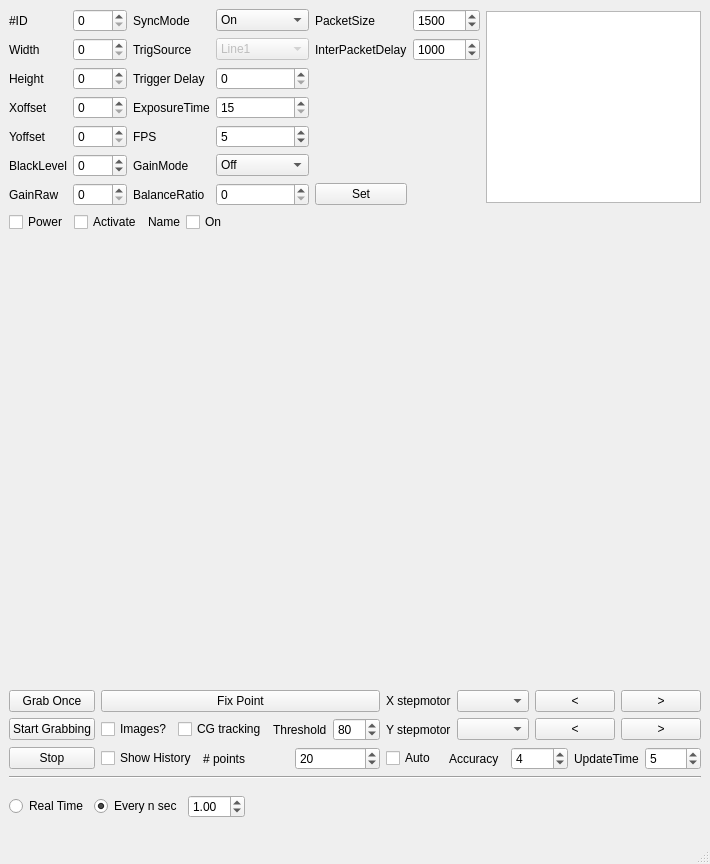
Before: the Qt Designer form gui/views/ui/widget_camera.ui in Saldenisov/pyconlyse, drawn with Qt 5.
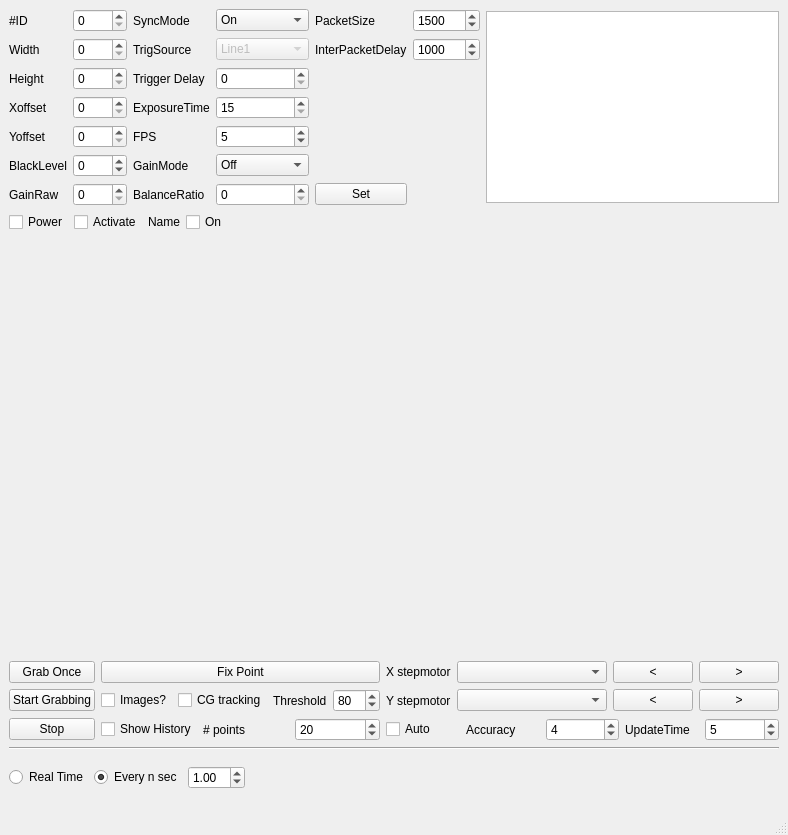
After: the same form once the commit is applied.

Commit message: Camera GUI point of laser vizualization is added

The edit to the form file:
```diff
--- a/gui/views/ui/widget_camera.ui
+++ b/gui/views/ui/widget_camera.ui
@@ -9,8 +9,8 @@
    <rect>
     <x>0</x>
     <y>0</y>
-    <width>646</width>
-    <height>864</height>
+    <width>741</width>
+    <height>835</height>
    </rect>
   </property>
   <property name="windowTitle">
@@ -501,7 +501,14 @@
            </widget>
           </item>
           <item>
-           <widget class="QComboBox" name="comboBox_x_stepmotor"/>
+           <widget class="QComboBox" name="comboBox_x_stepmotor">
+            <property name="minimumSize">
+             <size>
+              <width>150</width>
+              <height>0</height>
+             </size>
+            </property>
+           </widget>
           </item>
           <item>
            <widget class="QPushButton" name="pushButton_decrease_X">
@@ -529,7 +536,14 @@
            </widget>
           </item>
           <item>
-           <widget class="QComboBox" name="comboBox_y_stepmotor"/>
+           <widget class="QComboBox" name="comboBox_y_stepmotor">
+            <property name="minimumSize">
+             <size>
+              <width>150</width>
+              <height>0</height>
+             </size>
+            </property>
+           </widget>
           </item>
           <item>
            <widget class="QPushButton" name="pushButton_decrease_Y">
```
Left out of the diff: 2 changed lines with no effect on the pictures. The commit also changes 5 other files.
